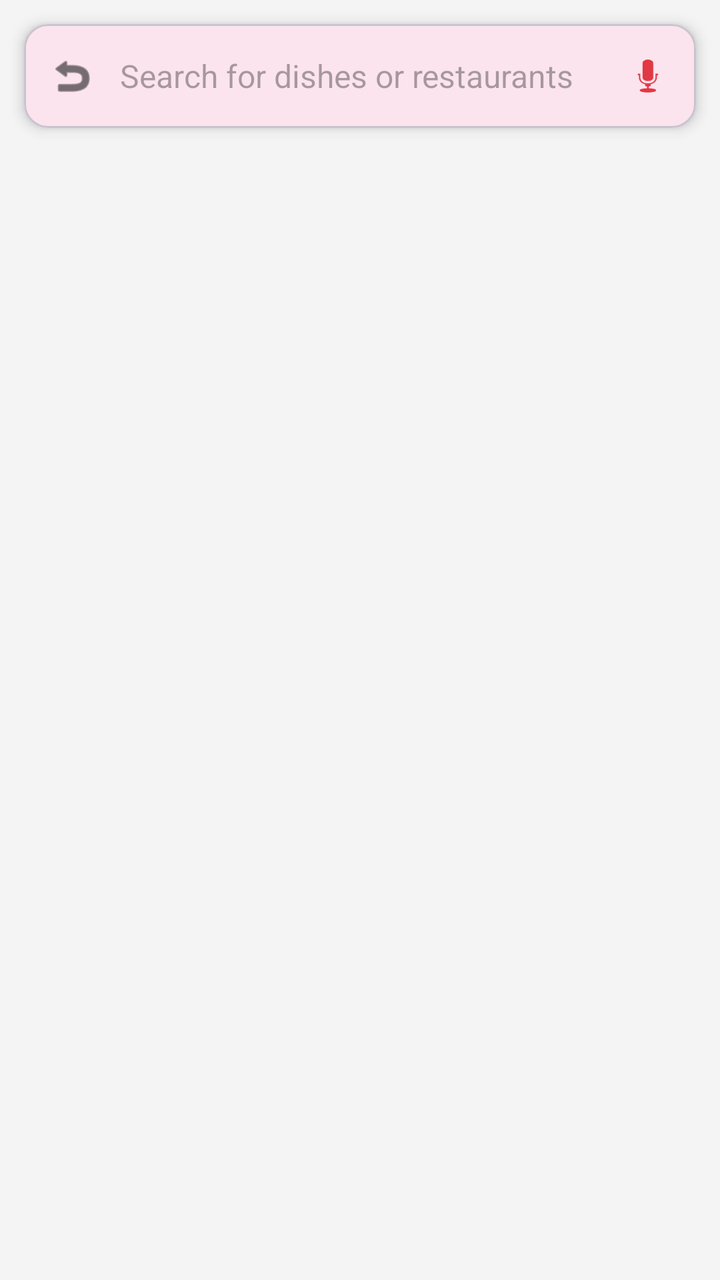
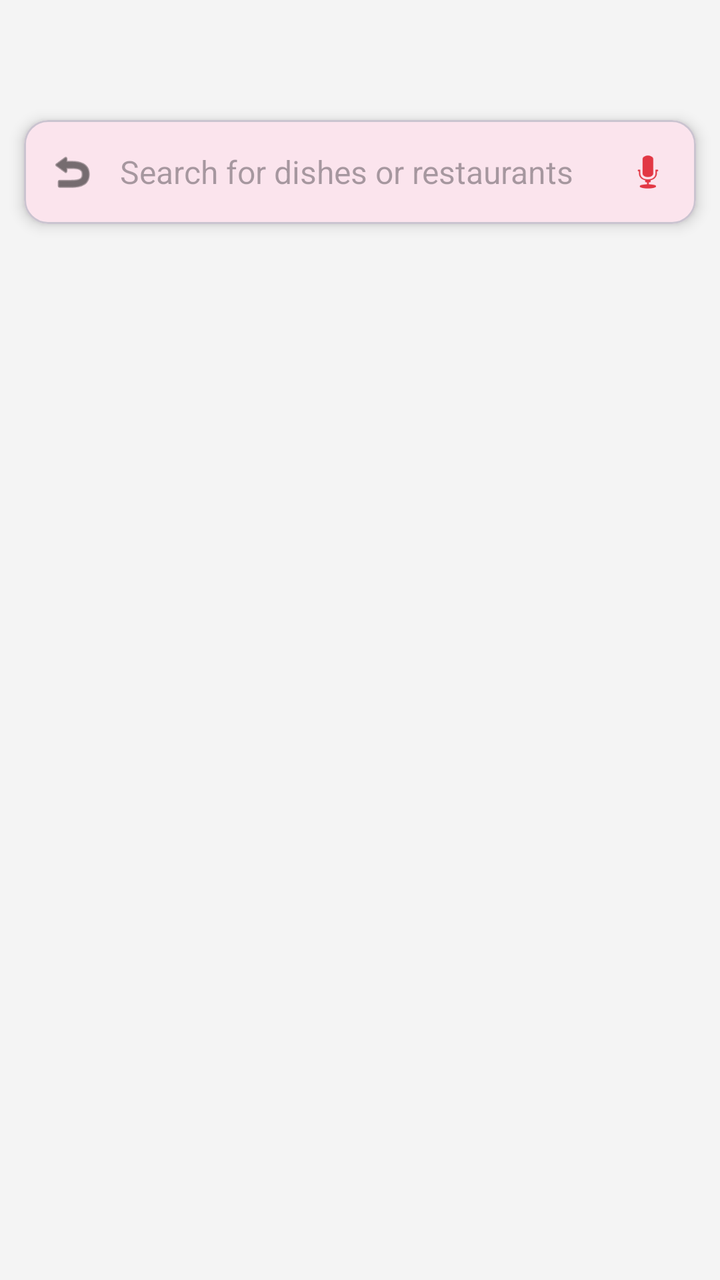

Screens rendered from an Android XML layout before and after an edit, with the pre-edit source and the edit as a unified diff.
<!-- AndroidManifest.xml: application theme AppTheme.NoActionBar -->
<!-- res/layout/activity_search.xml -->
<?xml version="1.0" encoding="utf-8"?>
<LinearLayout xmlns:android="http://schemas.android.com/apk/res/android"
    xmlns:app="http://schemas.android.com/apk/res-auto"
    android:layout_width="match_parent"
    android:layout_height="match_parent"
    android:orientation="vertical"
    android:background="@color/bg_light_grey">

    <com.google.android.material.card.MaterialCardView
        android:layout_width="match_parent"
        android:layout_height="wrap_content"
        android:layout_margin="12dp"
        app:cardCornerRadius="12dp"
        app:cardElevation="4dp">

        <LinearLayout
            android:layout_width="match_parent"
            android:layout_height="52dp"
            android:gravity="center_vertical"
            android:orientation="horizontal"
            android:paddingHorizontal="12dp">

            <ImageView
                android:id="@+id/btnBack"
                android:layout_width="24dp"
                android:layout_height="24dp"
                android:src="@android:drawable/ic_menu_revert"
                app:tint="@color/text_black" />

            <EditText
                android:id="@+id/searchEditText"
                android:layout_width="0dp"
                android:layout_height="match_parent"
                android:layout_marginStart="12dp"
                android:layout_weight="1"
                android:background="@null"
                android:hint="Search for dishes or restaurants"
                android:imeOptions="actionSearch"
                android:inputType="text"
                android:textSize="16sp" />

            <ImageView
                android:id="@+id/btnVoiceSearch"
                android:layout_width="24dp"
                android:layout_height="24dp"
                android:src="@android:drawable/ic_btn_speak_now"
                app:tint="@color/primary_red" />

        </LinearLayout>
    </com.google.android.material.card.MaterialCardView>

    <androidx.recyclerview.widget.RecyclerView
        android:id="@+id/searchRecyclerView"
        android:layout_width="match_parent"
        android:layout_height="match_parent"
        android:clipToPadding="false"
        android:padding="8dp" />

    <TextView
        android:id="@+id/emptyStateText"
        android:layout_width="wrap_content"
        android:layout_height="wrap_content"
        android:layout_gravity="center"
        android:layout_marginTop="100dp"
        android:text="Start typing to find delicious food"
        android:textColor="@color/text_grey_light"
        android:visibility="visible" />

</LinearLayout>
<!-- resources referenced by this layout -->
<resources>
  <color name="bg_light_grey">#F4F4F4</color>
  <color name="primary_red">#E23744</color>
  <color name="text_black">#1C1C1C</color>
  <color name="text_grey_light">#9EA0A9</color>
  <style name="AppTheme.NoActionBar" parent="Theme.Material3.Light.NoActionBar">
          <item name="colorPrimary">@color/primary_red</item>
          <item name="colorPrimaryDark">@color/primary_red_dark</item>
          <item name="colorAccent">@color/primary_red</item>
          <item name="android:windowBackground">@color/bg_light_grey</item>
          <item name="android:statusBarColor">@color/white</item>
          <item name="android:windowLightStatusBar">true</item>
      </style>
  <color name="primary_red_dark">#C12733</color>
  <color name="white">#FFFFFFFF</color>
</resources>

<!-- the commit's change to res/layout/activity_search.xml (unified diff, before → after) -->
@@ -4,7 +4,8 @@
     android:layout_width="match_parent"
     android:layout_height="match_parent"
     android:orientation="vertical"
-    android:background="@color/bg_light_grey">
+    android:background="@color/bg_light_grey"
+    android:paddingTop="48dp">
 
     <com.google.android.material.card.MaterialCardView
         android:layout_width="match_parent"
